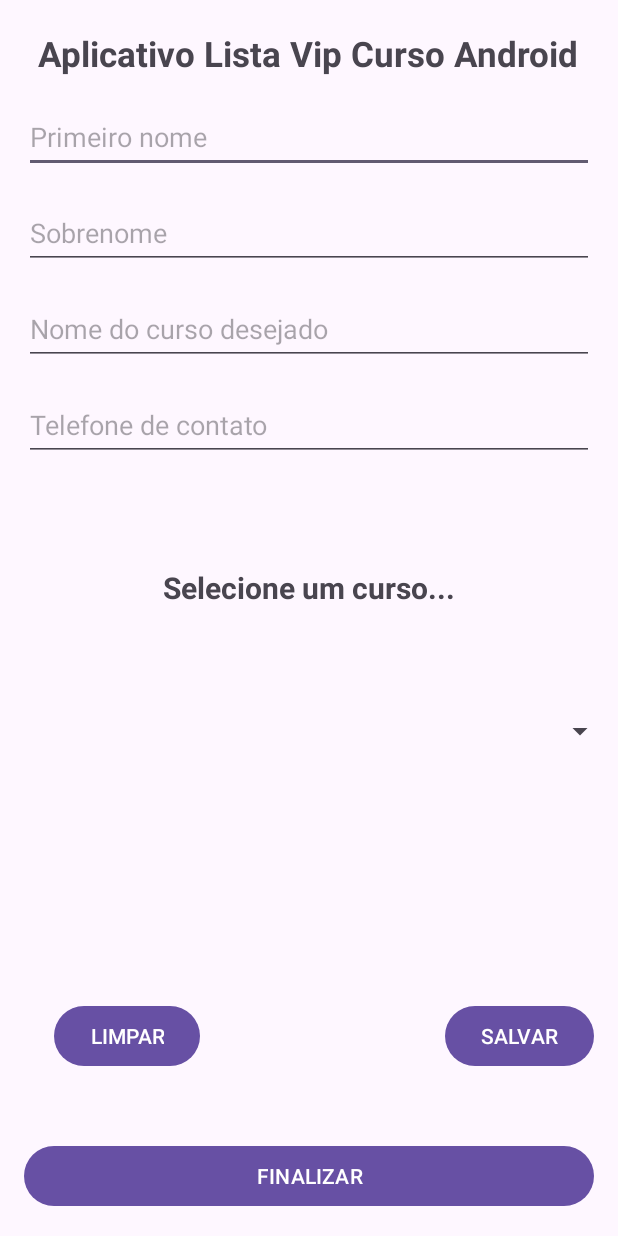
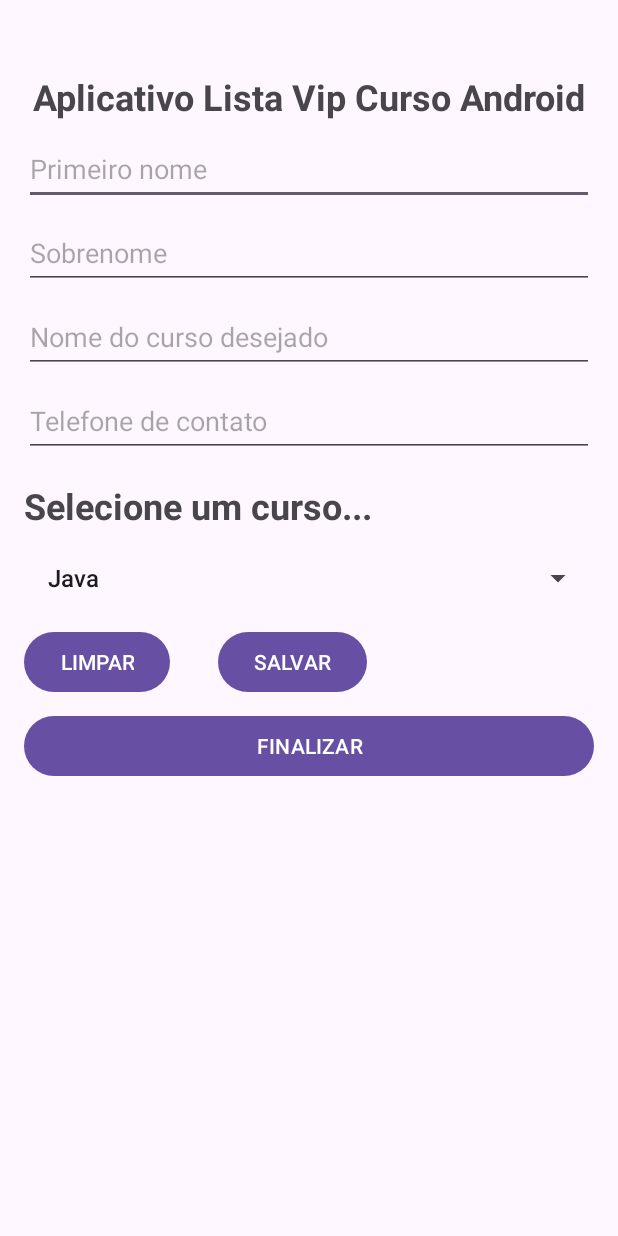
Before and after one commit to LucasDeAlencar/Desenvolvimento-Android, an Android app: the screen it shows after launch (MainActivity), on a phone screen of 412 x 824 dp. Run offline under Robolectric (Android 15) with nearby library versions, the phone set to English and light mode, and no system bars.

Commit message:
Mudança no Design e implementação do 'Spinner'

```diff
--- /dev/null
+++ b/Projeto/app/src/main/java/devandroid/lucas/applistacurso/Model/CursoDesejado.java
@@ -0,0 +1,19 @@
+package devandroid.lucas.applistacurso.Model;
+
+public class CursoDesejado {
+
+    private String nomeDoCursoDesejado;
+
+    public CursoDesejado(String nomeDoCursoDesejado) {
+        this.nomeDoCursoDesejado = nomeDoCursoDesejado;
+    }
+
+
+    public String getNomeDoCursoDesejado() {
+        return nomeDoCursoDesejado;
+    }
+
+    public void setNomeDoCursoDesejado(String nomeDoCursoDesejado) {
+        this.nomeDoCursoDesejado = nomeDoCursoDesejado;
+    }
+}
--- a/Projeto/app/src/main/java/devandroid/lucas/applistacurso/View/MainActivity.java
+++ b/Projeto/app/src/main/java/devandroid/lucas/applistacurso/View/MainActivity.java
@@ -6,20 +6,27 @@ import android.content.SharedPreferences;
 import android.os.Bundle;
 import android.util.Log;
 import android.view.View;
+import android.widget.ArrayAdapter;
 import android.widget.Button;
 import android.widget.EditText;
+import android.widget.Spinner;
 import android.widget.Toast;
 
+import java.util.List;
+
+import devandroid.lucas.applistacurso.Model.CursoDesejado;
 import devandroid.lucas.applistacurso.Model.Pessoa;
 import devandroid.lucas.applistacurso.R;
+import devandroid.lucas.applistacurso.controller.CursoController;
 import devandroid.lucas.applistacurso.controller.PessoaController;
 
 public class MainActivity extends AppCompatActivity {
 
 
     PessoaController controller;
-
+    CursoController cursoController;
     Pessoa pessoa;
+    List<String> nomesDosCursos;
 //    Pessoa outraPessoa;
 //
 //    String dadosPessoa;
@@ -33,17 +40,20 @@ public class MainActivity extends AppCompatActivity {
     Button btnLimpar;
     Button btnSalvar;
     Button btnFinalizar;
-
+    Spinner spinner;
 
     /*Instancia o lanyout(TELA)*/
     @Override
     protected void onCreate(Bundle savedInstanceState) {
         super.onCreate(savedInstanceState);
-        setContentView(R.layout.activity_main);
+        setContentView(R.layout.activity_spinner);
 
         pessoa = new Pessoa();
 
         controller = new PessoaController(MainActivity.this);
+
+        cursoController = new CursoController();
+        nomesDosCursos = cursoController.dadosParaSpiner();
 
         /* Redefinição para a variavel "pessoa" usando o que está contido em "sharedPreferences"*/
         controller.buscar(pessoa);
@@ -58,6 +68,14 @@ public class MainActivity extends AppCompatActivity {
         btnLimpar = findViewById(R.id.btnLimpar);
         btnSalvar = findViewById(R.id.btnSalvar);
         btnFinalizar = findViewById(R.id.btnFinalizar);
+
+       // Criação do Spinner e associação do Adapter
+        spinner = findViewById(R.id.spinner);
+        //Adapter
+        ArrayAdapter<String> adapter = new ArrayAdapter<>(this/* Qual classe está referenciando*/, android.R.layout.simple_list_item_1/* Layout do "Spinner" */,
+                cursoController.dadosParaSpiner()/* Conteudo */);
+        adapter.setDropDownViewResource/* Quando clicar */(android.R.layout.simple_list_item_1/* Mostrara o "Spinner" */);
+        spinner.setAdapter/*define qual adapter está associado ao "Spinner"*/(adapter);
 
         /*Para ocupar o campo(Serve para o EditText)*/
         editPrimeiroNome.setText(pessoa.getPrimeiroNome());
--- /dev/null
+++ b/Projeto/app/src/main/java/devandroid/lucas/applistacurso/controller/CursoController.java
@@ -0,0 +1,38 @@
+package devandroid.lucas.applistacurso.controller;
+
+import java.util.ArrayList;
+import java.util.List;
+
+import devandroid.lucas.applistacurso.Model.CursoDesejado;
+
+public class CursoController {
+
+    private List listaCursos;
+
+    public List getListadeCursos(){
+
+        listaCursos = new ArrayList<CursoDesejado>();
+
+        listaCursos.add(new CursoDesejado("Java"));
+        listaCursos.add(new CursoDesejado("HTML"));
+        listaCursos.add(new CursoDesejado("C#"));
+        listaCursos.add(new CursoDesejado("Python"));
+        listaCursos.add(new CursoDesejado("PHP"));
+        listaCursos.add(new CursoDesejado("Java EE"));
+        listaCursos.add(new CursoDesejado("Flutter"));
+        listaCursos.add(new CursoDesejado("Dart"));
+
+        return listaCursos;
+    }
+
+    public ArrayList<String> dadosParaSpiner(){
+        ArrayList<String> dados = new ArrayList<>();
+
+        for(int i = 0; i < getListadeCursos().size(); i++){
+
+            CursoDesejado objeto = (CursoDesejado) getListadeCursos().get(i);
+            dados.add(objeto.getNomeDoCursoDesejado());
+        }
+        return dados;
+    }
+}
--- a/Projeto/app/src/main/res/layout/activity_main.xml
+++ b/Projeto/app/src/main/res/layout/activity_main.xml
@@ -73,6 +73,29 @@
         app:layout_constraintStart_toStartOf="parent"
         app:layout_constraintTop_toBottomOf="@+id/editNomeCurso" />
 
+    <Spinner
+        android:id="@+id/spinner"
+        android:layout_width="409dp"
+        android:layout_height="wrap_content"
+        android:layout_marginStart="16dp"
+        android:layout_marginEnd="16dp"
+        app:layout_constraintBottom_toTopOf="@+id/btnSalvar"
+        app:layout_constraintEnd_toEndOf="parent"
+        app:layout_constraintStart_toStartOf="parent"
+        app:layout_constraintTop_toBottomOf="@+id/editTelefoneContato" />
+
+    <TextView
+        android:id="@+id/txtListaSpinner"
+        android:layout_width="wrap_content"
+        android:layout_height="wrap_content"
+        android:text="Selecione um curso..."
+        android:textSize="20sp"
+        android:textStyle="bold"
+        app:layout_constraintBottom_toTopOf="@+id/spinner"
+        app:layout_constraintEnd_toEndOf="parent"
+        app:layout_constraintStart_toStartOf="parent"
+        app:layout_constraintTop_toBottomOf="@+id/editTelefoneContato" />
+
     <Button
         android:id="@+id/btnSalvar"
         android:layout_width="wrap_content"
@@ -112,27 +135,6 @@
         app:layout_constraintTop_toBottomOf="@+id/editTelefoneContato"
         app:layout_constraintVertical_bias="1.0" />
 
-    <Spinner
-        android:id="@+id/spinner"
-        android:layout_width="409dp"
-        android:layout_height="wrap_content"
-        android:layout_marginStart="16dp"
-        android:layout_marginEnd="16dp"
-        app:layout_constraintBottom_toTopOf="@+id/btnSalvar"
-        app:layout_constraintEnd_toEndOf="parent"
-        app:layout_constraintStart_toStartOf="parent"
-        app:layout_constraintTop_toBottomOf="@+id/editTelefoneContato" />
 
-    <TextView
-        android:id="@+id/txtListaSpinner"
-        android:layout_width="wrap_content"
-        android:layout_height="wrap_content"
-        android:text="Selecione um curso..."
-        android:textSize="20sp"
-        android:textStyle="bold"
-        app:layout_constraintBottom_toTopOf="@+id/spinner"
-        app:layout_constraintEnd_toEndOf="parent"
-        app:layout_constraintStart_toStartOf="parent"
-        app:layout_constraintTop_toBottomOf="@+id/editTelefoneContato" />
 
 </androidx.constraintlayout.widget.ConstraintLayout>
--- /dev/null
+++ b/Projeto/app/src/main/res/layout/activity_spinner.xml
@@ -0,0 +1,142 @@
+<?xml version="1.0" encoding="utf-8"?>
+<androidx.appcompat.widget.LinearLayoutCompat xmlns:android="http://schemas.android.com/apk/res/android"
+    xmlns:app="http://schemas.android.com/apk/res-auto"
+    xmlns:tools="http://schemas.android.com/tools"
+    android:layout_width="match_parent"
+    android:layout_height="match_parent"
+    tools:context=".View.MainActivity"
+    android:orientation="vertical">
+
+    <ScrollView
+        android:layout_width="match_parent"
+        android:layout_height="match_parent">
+
+        <LinearLayout
+            android:layout_width="match_parent"
+            android:layout_height="wrap_content"
+            android:orientation="vertical">
+    <TextView
+        android:id="@+id/txtTituloApp"
+        android:gravity="center_horizontal"
+        android:layout_width="match_parent"
+        android:layout_height="wrap_content"
+        android:text="@string/txt_titulo"
+        android:textSize="24sp"
+        android:textStyle="bold"
+        android:layout_marginTop="48dp"
+        android:layout_marginStart="16dp"
+        android:layout_marginEnd="16dp"
+        />
+
+    <EditText
+        android:id="@+id/editPrimeiroNome"
+        android:layout_width="match_parent"
+        android:layout_height="48dp"
+        android:layout_marginStart="16dp"
+        android:layout_marginEnd="16dp"
+        android:layout_marginTop="8dp"
+        android:ems="10"
+        android:hint="@string/txt_hint_editprimeiro_nome"
+        android:importantForAutofill="no"
+        android:inputType="text"
+      />
+
+
+    <EditText
+        android:id="@+id/editSobreNome"
+        android:layout_width="match_parent"
+        android:layout_height="48dp"
+        android:layout_marginStart="16dp"
+        android:layout_marginEnd="16dp"
+        android:layout_marginTop="8dp"
+        android:ems="10"
+        android:hint="@string/txt_hint_edit_sobrenome"
+        android:importantForAutofill="no"
+        android:inputType="text"
+         />
+
+    <EditText
+        android:id="@+id/editNomeCurso"
+        android:layout_width="match_parent"
+        android:layout_height="48dp"
+        android:layout_marginStart="16dp"
+        android:layout_marginEnd="16dp"
+        android:layout_marginTop="8dp"
+        android:ems="10"
+        android:hint="@string/txt_hint_edit_nome_do_curso"
+        android:importantForAutofill="no"
+        android:inputType="text"
+         />
+
+    <EditText
+        android:id="@+id/editTelefoneContato"
+        android:layout_width="match_parent"
+        android:layout_height="48dp"
+        android:layout_marginStart="16dp"
+        android:layout_marginEnd="16dp"
+        android:layout_marginTop="8dp"
+        android:ems="10"
+        android:hint="@string/txt_hint_telefone_de_contato"
+        android:importantForAutofill="no"
+        android:inputType="text"
+         />
+
+    <TextView
+        android:id="@+id/txtListaSpinner"
+        android:layout_width="match_parent"
+        android:layout_height="wrap_content"
+        android:text="@string/txt_selecione_um_curso"
+        android:layout_gravity="center_horizontal"
+        android:textSize="24sp"
+        android:textStyle="bold"
+        android:layout_marginTop="16dp"
+        android:layout_marginStart="16dp"
+        android:layout_marginEnd="16dp"
+        />
+
+    <Spinner
+        android:id="@+id/spinner"
+        android:layout_width="match_parent"
+        android:layout_height="wrap_content"
+        android:layout_marginStart="16dp"
+        android:layout_marginEnd="16dp"
+        android:layout_marginTop="8dp"         />
+
+
+    <LinearLayout
+        android:layout_width="match_parent"
+        android:layout_height="wrap_content"
+        android:orientation="horizontal">
+
+        <Button
+            android:id="@+id/btnLimpar"
+            android:layout_width="wrap_content"
+            android:layout_height="wrap_content"
+            android:layout_marginStart="16dp"
+            android:layout_marginEnd="16dp"
+            android:layout_marginTop="8dp"
+            android:text="@string/txt_button_limpar"/>
+
+    <Button
+        android:id="@+id/btnSalvar"
+        android:layout_width="wrap_content"
+        android:layout_height="wrap_content"
+        android:layout_marginStart="16dp"
+        android:layout_marginEnd="16dp"
+        android:layout_marginTop="8dp"
+        android:text="@string/txt_button_salvar"
+         />
+    </LinearLayout>
+    <Button
+        android:id="@+id/btnFinalizar"
+        android:layout_width="match_parent"
+        android:layout_height="wrap_content"
+        android:layout_marginStart="16dp"
+        android:layout_marginEnd="16dp"
+        android:layout_marginTop="8dp"
+        android:text="@string/txt_button_finalizar"
+         />
+        </LinearLayout>
+    </ScrollView>
+
+</androidx.appcompat.widget.LinearLayoutCompat>
--- a/Projeto/app/src/main/res/values/strings.xml
+++ b/Projeto/app/src/main/res/values/strings.xml
@@ -8,4 +8,5 @@
     <string name="txt_button_limpar">LIMPAR</string>
     <string name="txt_button_salvar">SALVAR</string>
     <string name="txt_button_finalizar">FINALIZAR</string>
+    <string name="txt_selecione_um_curso">Selecione um curso...</string>
 </resources>
```
